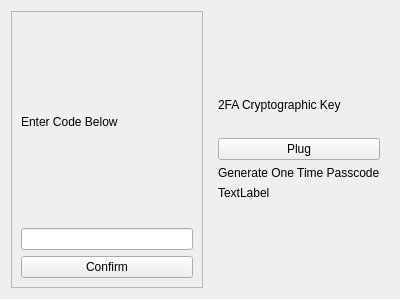
The window that src/views/authenticate_views/twofa_key_view.ui (devforgely/MFA-Simulator) describes before a commit, drawn with Qt 5.
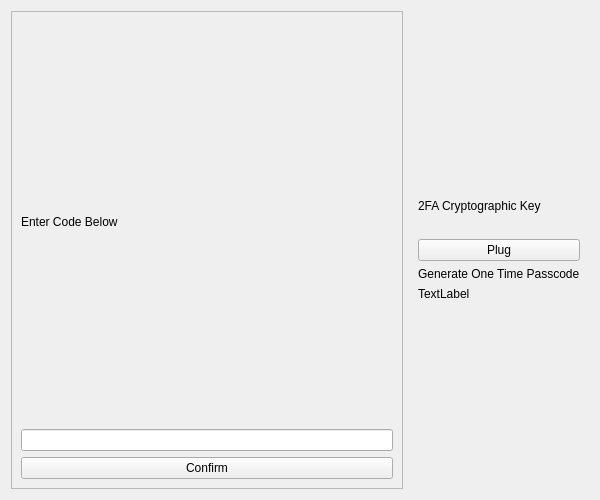
The same window after the commit. Icons and pictures are not drawn.

The edit to the form file:
```diff
--- a/src/views/authenticate_views/twofa_key_view.ui
+++ b/src/views/authenticate_views/twofa_key_view.ui
@@ -6,10 +6,16 @@
    <rect>
     <x>0</x>
     <y>0</y>
-    <width>400</width>
-    <height>299</height>
+    <width>600</width>
+    <height>500</height>
    </rect>
   </property>
+  <property name="maximumSize">
+   <size>
+    <width>600</width>
+    <height>500</height>
+   </size>
+  </property>
   <property name="windowTitle">
    <string>Form</string>
   </property>
```
